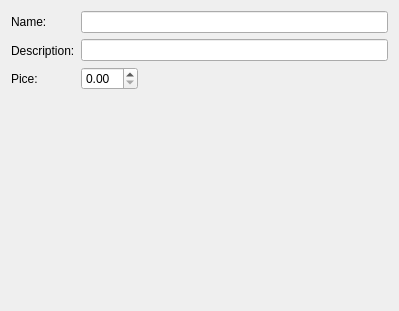
This is CafeMenuEditor/menuitemeditor.ui in PLLUG-Community-C-Qt-Roadmap/CPPQT-2016-1-CafeMenuEditor as Qt 5 draws it before an edit. The edited form follows.
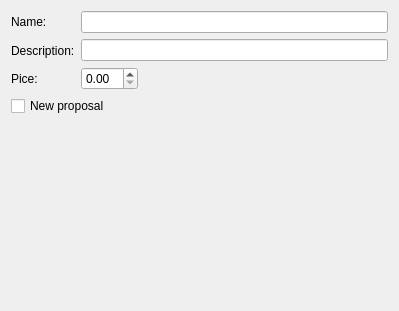
This is the edited form.

The edit to the form file:
```diff
--- a/CafeMenuEditor/menuitemeditor.ui
+++ b/CafeMenuEditor/menuitemeditor.ui
@@ -76,6 +76,13 @@
      </item>
     </layout>
    </item>
+   <item>
+    <widget class="QCheckBox" name="checkBox">
+     <property name="text">
+      <string>New proposal</string>
+     </property>
+    </widget>
+   </item>
    <item>
     <spacer name="verticalSpacer">
      <property name="orientation">
```
